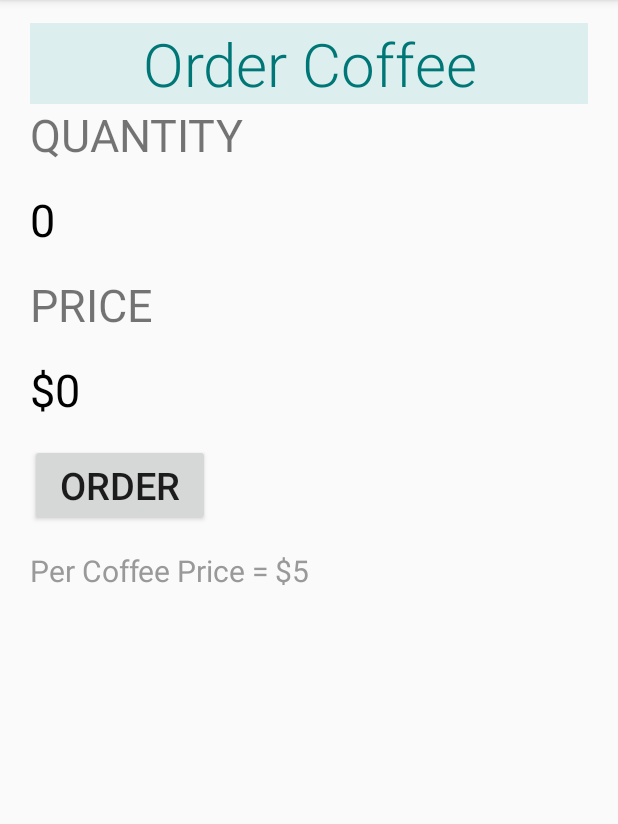
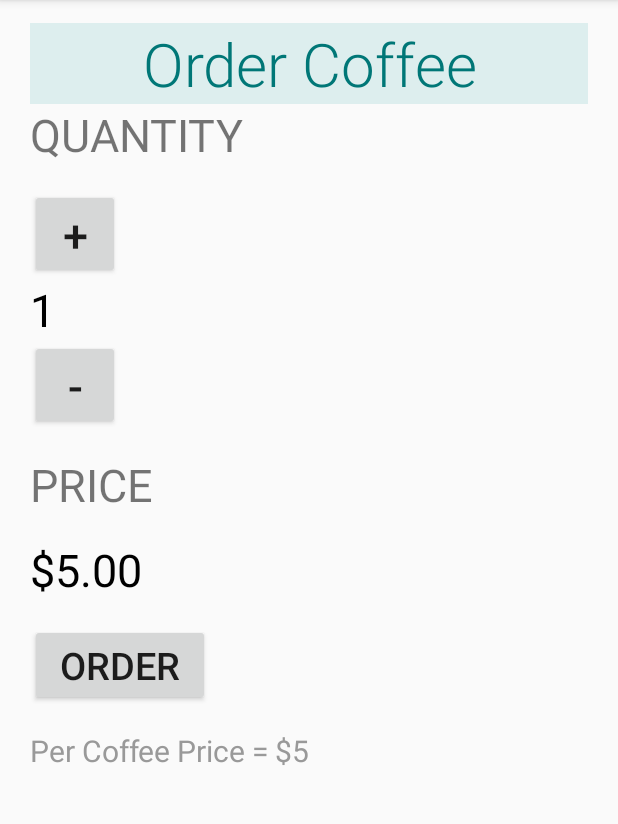
Before and after one commit to deepak9962/just-java, an Android app: the screen it shows after launch (MainActivity), on a phone screen of 412 x 824 dp, the part 84-908 px from its top. Run offline under Robolectric (Android 15) with nearby library versions, the phone set to English and light mode, and no system bars.

Commit message:
Update activity_main.xml

```diff
--- a/app/src/main/res/layout/activity_main.xml
+++ b/app/src/main/res/layout/activity_main.xml
@@ -30,14 +30,31 @@
         android:textAllCaps="true"
         android:textSize="30sp"
         />
+
+    <Button
+        android:id="@+id/increase_button"
+        android:layout_width="60dp"
+        android:layout_height="60dp"
+        android:layout_marginTop="16dp"
+        android:text="+"
+        android:textSize="30sp"
+        android:onClick="incrementValue"
+        />
     <TextView
         android:layout_width="wrap_content"
         android:layout_height="wrap_content"
         android:id="@+id/quantity_number"
-        android:text="0"
+        android:text="1"
         android:textSize="30sp"
         android:textColor="#000"
-        android:layout_marginTop="16dp"
+        />
+    <Button
+        android:layout_width="60dp"
+        android:layout_height="60dp"
+        android:id="@+id/decrease_button"
+        android:text="-"
+        android:textSize="30sp"
+        android:onClick="decrementValue"
         />
     <TextView
         android:layout_width="wrap_content"
@@ -52,7 +69,7 @@
         android:layout_width="wrap_content"
         android:layout_height="wrap_content"
         android:id="@+id/price_number"
-        android:text="$0"
+        android:text="$5.00"
         android:textSize="30sp"
         android:layout_marginTop="16dp"
         android:textColor="#000"
```
